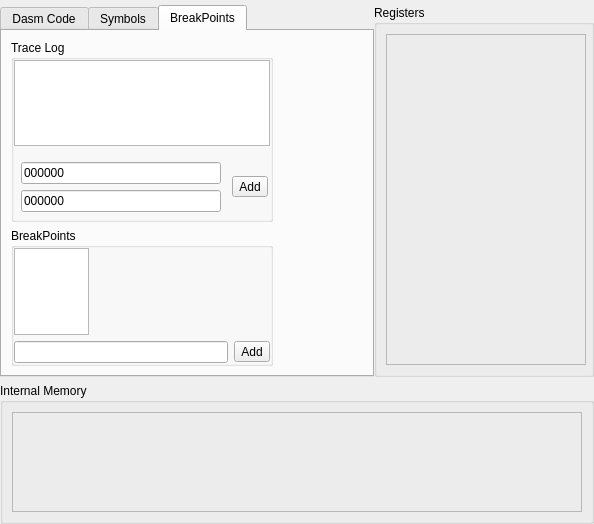
The window that ui/dialogdasm.ui (TheProjecter/pockemul) describes before a commit, drawn with Qt 5.
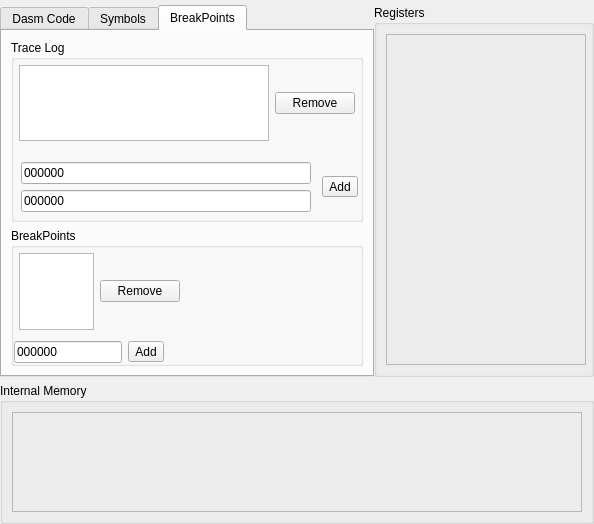
The same window after the commit. The open tabs and pages were chosen to show the change.

```diff
--- a/ui/dialogdasm.ui
+++ b/ui/dialogdasm.ui
@@ -267,9 +267,32 @@
                <number>0</number>
               </property>
               <item>
+               <layout class="QHBoxLayout" name="horizontalLayout_8">
+                <property name="leftMargin">
+                 <number>5</number>
+                </property>
+                <property name="topMargin">
+                 <number>5</number>
+                </property>
+                <property name="rightMargin">
+                 <number>5</number>
+                </property>
+                <property name="bottomMargin">
+                 <number>5</number>
+                </property>
+                <item>
                <widget class="QListWidget" name="lwTraceRange"/>
               </item>
               <item>
+                 <widget class="QPushButton" name="pbRemoveTraceRange">
+                  <property name="text">
+                   <string>Remove</string>
+                  </property>
+                 </widget>
+                </item>
+               </layout>
+              </item>
+              <item>
                <layout class="QHBoxLayout" name="horizontalLayout_5">
                 <property name="leftMargin">
                  <number>2</number>
@@ -333,6 +356,12 @@
                 </item>
                 <item>
                  <widget class="QToolButton" name="tbAddTraceRange">
+                  <property name="sizePolicy">
+                   <sizepolicy hsizetype="Minimum" vsizetype="Fixed">
+                    <horstretch>0</horstretch>
+                    <verstretch>0</verstretch>
+                   </sizepolicy>
+                  </property>
                   <property name="text">
                    <string>Add</string>
                   </property>
@@ -362,6 +391,20 @@
                <number>0</number>
               </property>
               <item>
+               <layout class="QHBoxLayout" name="horizontalLayout_9">
+                <property name="leftMargin">
+                 <number>5</number>
+                </property>
+                <property name="topMargin">
+                 <number>5</number>
+                </property>
+                <property name="rightMargin">
+                 <number>5</number>
+                </property>
+                <property name="bottomMargin">
+                 <number>5</number>
+                </property>
+                <item>
                <widget class="QListWidget" name="lwBreakPts">
                 <property name="sizePolicy">
                  <sizepolicy hsizetype="Preferred" vsizetype="Expanding">
@@ -381,11 +424,33 @@
                </widget>
               </item>
               <item>
+                 <widget class="QPushButton" name="pbRemoveBreakPoint">
+                  <property name="text">
+                   <string>Remove</string>
+                  </property>
+                 </widget>
+                </item>
+                <item>
+                 <spacer name="horizontalSpacer_2">
+                  <property name="orientation">
+                   <enum>Qt::Horizontal</enum>
+                  </property>
+                  <property name="sizeHint" stdset="0">
+                   <size>
+                    <width>40</width>
+                    <height>20</height>
+                   </size>
+                  </property>
+                 </spacer>
+                </item>
+               </layout>
+              </item>
+              <item>
                <layout class="QHBoxLayout" name="horizontalLayout_4">
                 <item>
                  <widget class="QLineEdit" name="breakPointLineEdit">
                   <property name="sizePolicy">
-                   <sizepolicy hsizetype="Ignored" vsizetype="Fixed">
+                   <sizepolicy hsizetype="Minimum" vsizetype="Fixed">
                     <horstretch>0</horstretch>
                     <verstretch>0</verstretch>
                    </sizepolicy>
@@ -396,6 +461,12 @@
                     <height>0</height>
                    </size>
                   </property>
+                  <property name="inputMask">
+                   <string>HHHHHH</string>
+                  </property>
+                  <property name="text">
+                   <string>000000</string>
+                  </property>
                  </widget>
                 </item>
                 <item>
@@ -405,15 +476,8 @@
                   </property>
                  </widget>
                 </item>
-               </layout>
-              </item>
-             </layout>
-            </widget>
-           </item>
-          </layout>
-         </item>
          <item>
-          <spacer name="horizontalSpacer_2">
+                 <spacer name="horizontalSpacer_3">
            <property name="orientation">
             <enum>Qt::Horizontal</enum>
            </property>
@@ -424,6 +488,13 @@
             </size>
            </property>
           </spacer>
+                </item>
+               </layout>
+              </item>
+             </layout>
+            </widget>
+           </item>
+          </layout>
          </item>
         </layout>
        </widget>
```
Lines whose indentation alone changed are shown as unchanged.
